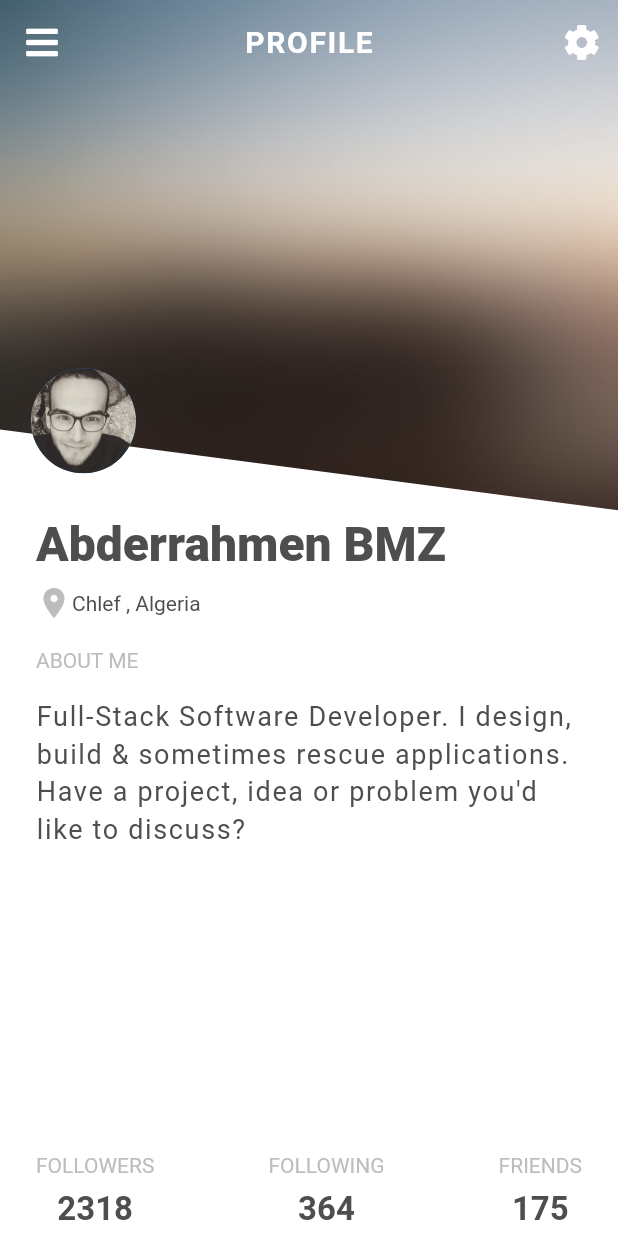
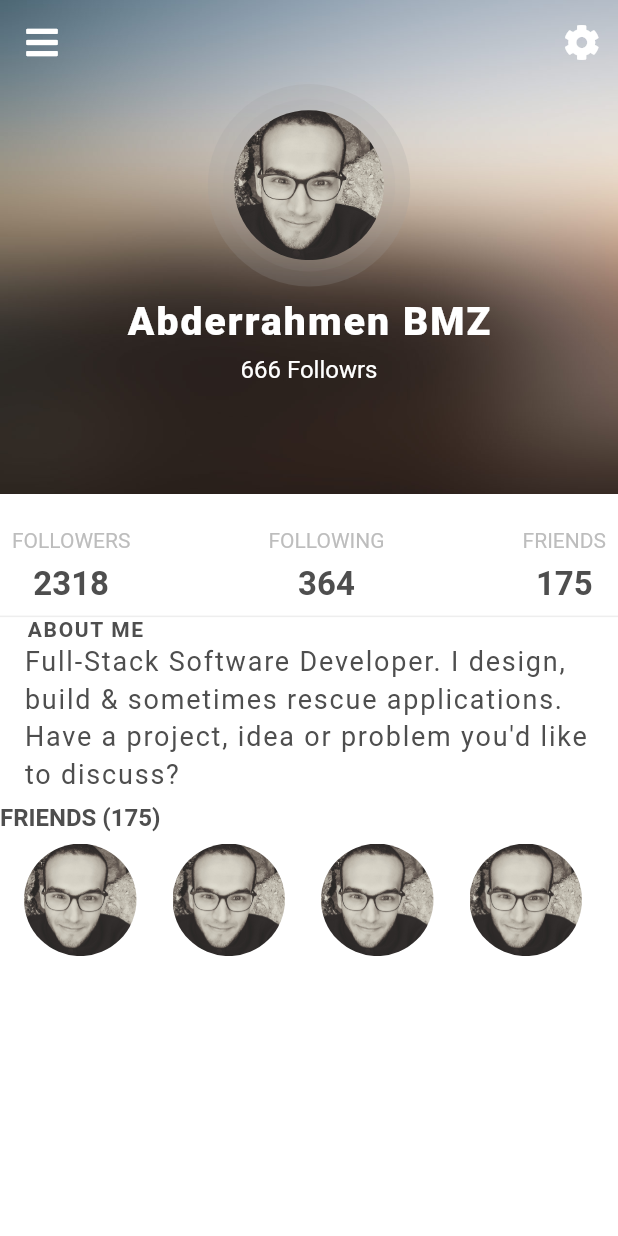
Before and after one commit to abderrahmen-bmz/one-day-ui-flutter, a Flutter app: the screen it shows after launch, on a phone screen of 412 x 824 dp. Run offline on Flutter 3.47's test engine with Material 2 defaults, Android fonts, the phone set to English and light mode, and no system bars; our stand-ins replace font_awesome_flutter.

Commit message:
profile two

```diff
--- a/lib/main.dart
+++ b/lib/main.dart
@@ -1,5 +1,6 @@
 import 'package:flutter/material.dart';
-import 'package:one_day_ui/profiles_ui/day_one/profile_one.dart';
+import 'package:one_day_ui/profiles_ui/day_one/profile_page_one.dart';
+import 'package:one_day_ui/profiles_ui/day_two/profile_page_two.dart';
 
 
 void main() {
@@ -19,7 +20,7 @@ class MyApp extends StatelessWidget {
 
         visualDensity: VisualDensity.adaptivePlatformDensity,
       ),
-      home: ProfilePage()
+      home: ProfilePageTwo()
     );
   }
 }
--- a/lib/profiles_ui/day_one/commun_widgets/app_bar.dart
+++ b/lib/profiles_ui/day_one/commun_widgets/app_bar.dart
@@ -1,14 +1,23 @@
 import 'package:flutter/material.dart';
 import 'package:font_awesome_flutter/font_awesome_flutter.dart';
 
-class CustomAppBar extends StatelessWidget {
+class CustomAppBar extends StatelessWidget implements PreferredSizeWidget {
+  CustomAppBar({Key key , this.textTitle , this.actionsButton})
+      : preferredSize = Size.fromHeight(kToolbarHeight),
+        super(key: key);
+  final String textTitle ;
+  final IconButton actionsButton;
+
+  @override
+  final Size preferredSize; // default is 56.0
+
   @override
   Widget build(BuildContext context) {
     return AppBar(
       backgroundColor: Colors.transparent,
       elevation: 0,
       title: Text(
-              'PROFILE',
+        textTitle,
         style: TextStyle(
           fontWeight: FontWeight.bold,
           letterSpacing: 1.1,
--- a/lib/profiles_ui/day_one/profile_one.dart
+++ b/lib/profiles_ui/day_one/profile_page_one.dart
@@ -3,17 +3,17 @@ import 'package:one_day_ui/profiles_ui/day_one/provider.dart';
 import 'package:one_day_ui/profiles_ui/day_one/user.dart';
 import 'package:one_day_ui/profiles_ui/day_one/profile_painter.dart';
 import 'package:one_day_ui/profiles_ui/day_one/commun_widgets/custom_button_bar.dart';
-//import 'package:one_day_ui/profiles_ui/day_one/commun_widgets/app_bar.dart';
+import 'package:one_day_ui/profiles_ui/day_one/commun_widgets/app_bar.dart';
 import 'package:one_day_ui/profiles_ui/day_one/commun_widgets/avatar.dart';
 import 'package:font_awesome_flutter/font_awesome_flutter.dart';
 
 
-class ProfilePage extends StatefulWidget {
+class ProfilePageOne extends StatefulWidget {
   @override
-  _ProfilePageState createState() => _ProfilePageState();
+  _ProfilePageOneState createState() => _ProfilePageOneState();
 }
 
-class _ProfilePageState extends State<ProfilePage> {
+class _ProfilePageOneState extends State<ProfilePageOne> {
   Profile profile = ProfileProvider.getProfile();
   static Color _textColor = Color(0xFF4e4e4e);
 
@@ -34,56 +34,28 @@ class _ProfilePageState extends State<ProfilePage> {
     return Stack(
       children: <Widget>[
         Image.asset(
-          'general-assets/bg.jpg',
+          'general-assets/background1.jpg',
           fit: BoxFit.cover,
           height: MediaQuery.of(context).size.height * 0.45,
           width: MediaQuery.of(context).size.width,
         ),
         Scaffold(
           backgroundColor: Colors.transparent,
-          appBar: AppBar(
-            backgroundColor: Colors.transparent,
-            elevation: 0,
-            title: Text(
-              'PROFILE',
-              style: TextStyle(
-                fontWeight: FontWeight.bold,
-                letterSpacing: 1.1,
-              ),
-            ),
-            centerTitle: true,
-            leading: IconButton(
-              onPressed: () {},
-              icon: Icon(FontAwesomeIcons.bars),
-            ),
-            actions: <Widget>[
-              IconButton(
-                onPressed: () {},
-                icon: Icon(FontAwesomeIcons.cog),
-              ),
-            ],
-          ),
+          appBar: CustomAppBar(textTitle: 'PROFILE',),
           body: Stack(
             children: <Widget>[
               CustomPaint(
                 painter: ProfilePainter(),
                 child: Container(),
               ),
-              AnimatedPositioned(
-                duration: Duration(milliseconds: 200),
-                left: MediaQuery.of(context).size.width * 0.05,
-                top: _visibile
-                    ? MediaQuery.of(context).size.height * 0.23
-                    : MediaQuery.of(context).size.height * 0.21,
-                child: AnimatedOpacity(
-                  duration: Duration(milliseconds: 200),
-                  opacity: _visibile ? 1 : 0,
-                  child: Avatar(
-                    minRadius: 35.0,
-                    photoPath:"general-assets/pic.jpg",
+              Positioned(
+                  left: MediaQuery.of(context).size.width * 0.05,
+                  top: MediaQuery.of(context).size.height * 0.22,
+                  child: CircleAvatar(
+                    minRadius: 40,
+                    backgroundImage: ExactAssetImage('general-assets/pic.jpg'),
                   ),
                 ),
-              ),
               _bodyText(context),
               _bottomBar(context),
             ],
--- a/lib/profiles_ui/day_one/profile_painter.dart
+++ b/lib/profiles_ui/day_one/profile_painter.dart
@@ -5,7 +5,7 @@ class ProfilePainter extends CustomPainter {
     Paint paint = Paint();
     Path path = Path();
     paint.color = Colors.white;
-    path.lineTo(0, size.height * 0.3);
+    path.lineTo(0, size.height * 0.33);
     path.lineTo(size.width, size.height * 0.37);
     path.lineTo(size.width, size.height);
     path.lineTo(0, size.height);
--- /dev/null
+++ b/lib/profiles_ui/day_two/profile_page_two.dart
@@ -0,0 +1,231 @@
+import 'package:flutter/material.dart';
+import 'package:one_day_ui/profiles_ui/day_one/commun_widgets/app_bar.dart';
+import 'package:one_day_ui/profiles_ui/day_one/commun_widgets/avatar.dart';
+import 'package:one_day_ui/profiles_ui/day_one/commun_widgets/custom_button_bar.dart';
+import 'package:one_day_ui/profiles_ui/day_one/provider.dart';
+import 'package:one_day_ui/profiles_ui/day_one/user.dart';
+
+import 'package:font_awesome_flutter/font_awesome_flutter.dart';
+
+class ProfilePageTwo extends StatefulWidget {
+  @override
+  _ProfilePageTwoState createState() => _ProfilePageTwoState();
+}
+
+class _ProfilePageTwoState extends State<ProfilePageTwo> {
+  static Color _textColor = Color(0xFF4e4e4e);
+  //bool _visibile = false;
+  Profile profile = ProfileProvider.getProfile();
+  @override
+  Widget build(BuildContext context) {
+    return Stack(
+      children: <Widget>[
+        Image.asset(
+          'general-assets/bg.jpg',
+          fit: BoxFit.cover,
+          height: MediaQuery.of(context).size.height * 0.40,
+          width: MediaQuery.of(context).size.width,
+        ),
+        Scaffold(
+          backgroundColor: Colors.transparent,
+          appBar: CustomAppBar(textTitle: ''),
+          body: Stack(
+            children: <Widget>[
+              _profileTitle(context),
+              _bodyContent(context),
+            ],
+          ),
+        )
+      ],
+    );
+  }
+
+  Widget _profileTitle(BuildContext context) {
+    return Positioned(
+      top: 0,
+      left: 0,
+      right: 0,
+      child: Column(
+        children: <Widget>[
+          Stack(
+            alignment: Alignment.center,
+            children: <Widget>[
+              Align(
+                alignment: Alignment.center,
+                child: Container(
+                  width: 135,
+                  height: 135,
+                  decoration: BoxDecoration(
+                      color: Colors.grey.withOpacity(0.2),
+                      shape: BoxShape.circle),
+                ),
+              ),
+              Align(
+                alignment: Alignment.center,
+                child: Container(
+                  width: 115,
+                  height: 115,
+                  decoration: BoxDecoration(
+                      color: Colors.grey.withOpacity(0.1),
+                      shape: BoxShape.circle),
+                ),
+              ),
+              Align(
+                alignment: Alignment.center,
+                child: Container(
+                  width: 100,
+                  height: 100,
+                  decoration: BoxDecoration(
+                    shape: BoxShape.circle,
+                    image: DecorationImage(
+                        image: ExactAssetImage('general-assets/pic.jpg'),
+                        fit: BoxFit.cover),
+                  ),
+                ),
+              )
+            ],
+          ),
+          Padding(
+            padding: const EdgeInsets.symmetric(vertical: 8),
+            child: Text(
+              'Abderrahmen BMZ',
+              style: TextStyle(
+                  color: Colors.white,
+                  fontSize: 26,
+                  letterSpacing: 1.4,
+                  fontWeight: FontWeight.w900),
+            ),
+          ),
+          Text(
+            '666 Followrs',
+            style: TextStyle(
+              color: Colors.white,
+              fontSize: 16,
+            ),
+          ),
+        ],
+      ),
+    );
+  }
+
+  _bodyContent(BuildContext context) {
+    return Positioned(
+      top: MediaQuery.of(context).size.height * 0.35,
+      left: 0,
+      right: 0,
+      bottom: 0,
+      child: Container(
+        color: Colors.white,
+        child: Column(
+          crossAxisAlignment: CrossAxisAlignment.start,
+          children: <Widget>[
+            _counters(context),
+            _divider(context),
+            ..._about(),
+            SizedBox(
+              height: 8,
+            ),
+            _friends(),
+            SizedBox(
+              height: 8,
+            ),
+            _contacts(context),
+          ],
+        ),
+      ),
+    );
+  }
+
+  Widget _counters(BuildContext context) {
+    return Padding(
+      padding: const EdgeInsets.all(8.0),
+      child: Row(
+        mainAxisAlignment: MainAxisAlignment.spaceBetween,
+        children: <Widget>[
+          CustomBottomBar(
+            bottomTitle: 'FOLLOWERS',
+            bottomCounter: profile.followers.toString(),
+          ),
+          CustomBottomBar(
+            bottomTitle: 'FOLLOWING',
+            bottomCounter: profile.following.toString(),
+          ),
+          CustomBottomBar(
+            bottomTitle: 'FRIENDS',
+            bottomCounter: profile.friends.toString(),
+          ),
+        ],
+      ),
+    );
+  }
+
+  Widget _divider(BuildContext context) {
+    return Container(
+      height: 1,
+      color: Colors.grey.shade200,
+    );
+  }
+
+  List<Widget> _about() {
+    return [
+      Padding(
+        padding: EdgeInsets.symmetric(horizontal: 18),
+        child: Text(
+          'ABOUT ME',
+          style: TextStyle(
+            color: _textColor,
+            fontWeight: FontWeight.bold,
+            letterSpacing: 1.1,
+          ),
+        ),
+      ),
+      Padding(
+        padding: EdgeInsets.symmetric(horizontal: 16),
+        child: Text(
+          profile.user.about,
+          style: TextStyle(
+            color: _textColor,
+            fontSize: 18,
+            height: 1.4,
+            letterSpacing: 1.2,
+          ),
+        ),
+      )
+    ];
+  }
+
+  Widget _friends() {
+    return Text(
+      "FRIENDS (${profile.friends.toString()})",
+      style: TextStyle(
+        color: _textColor,
+        fontSize: 16,
+        fontWeight: FontWeight.bold,
+      ),
+    );
+  }
+
+  Widget _contacts(BuildContext context) {
+    return Container(
+      width: double.infinity,
+      padding: EdgeInsets.only(left: 16),
+      height: 75,
+      child: ListView(
+        scrollDirection: Axis.horizontal,
+        children: List.generate(25, (index) {
+          return Container(
+            width: 75,
+            margin: EdgeInsets.only(right: 24),
+            decoration: BoxDecoration(
+              image: DecorationImage(
+                image: ExactAssetImage('general-assets/pic.jpg'),
+                fit: BoxFit.cover,
+              ),
+              shape: BoxShape.circle,
+            ),
+          );
+        }).toList(),
+      ),
+    );
+  }
+}
```
Also changed, not shown: general-assets/background1.jpg (added), general-assets/background100.jpg (added), general-assets/karl-pawlowicz-gbRaa67fEPo-unsplash.jpg (added). Lines whose indentation alone changed are shown as unchanged.
